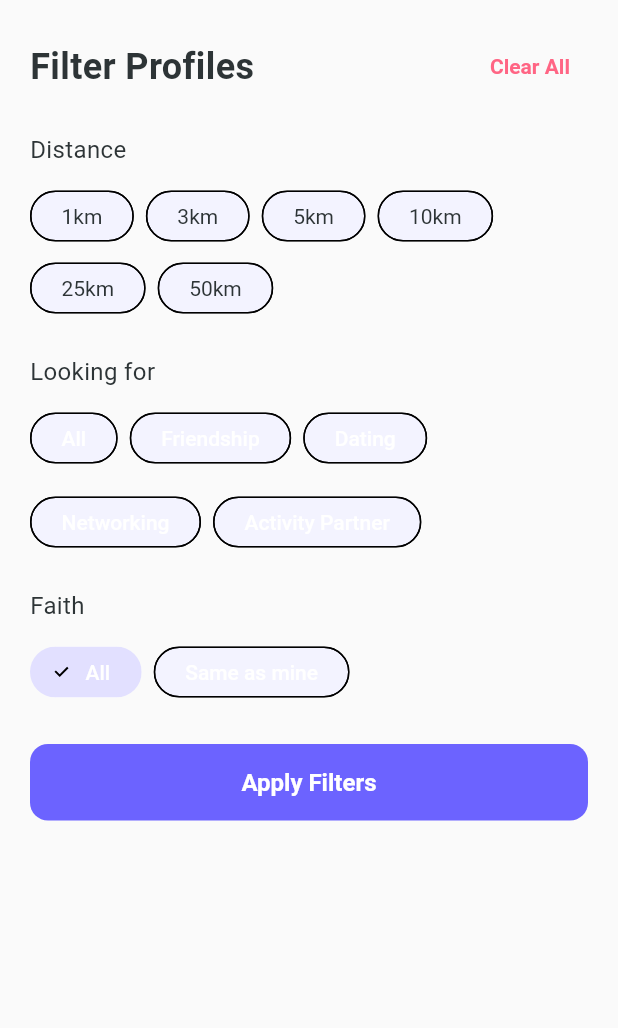
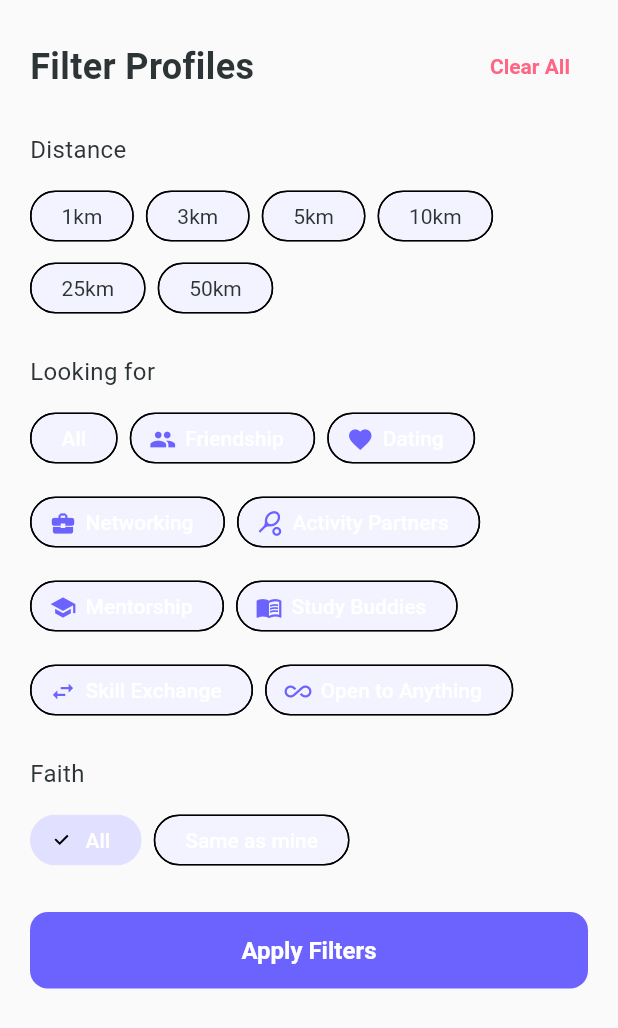
Before and after one commit to benardgomashie/Nexa, a Flutter app: the DiscoveryFilterSheet widget shown alone on an empty page, opened directly with empty values, on a phone screen of 412 x 824 dp. Shown: the top 1028 px of the screen. Run offline on Flutter 3.47's test engine with Material 3 defaults, Android fonts, the light colour scheme and no system bars; our stand-ins replace cached_network_image, dio, flutter_login, flutter_riverpod, flutter_secure_storage, geolocator and 3 more; accounts and stored records are empty; network calls fail; Roboto replaces fonts that are missing (SF Pro Display).

Commit message:
feat: Add intent icons and 'Open to Anything' intent option

```diff
--- a/frontend/lib/widgets/discovery_filter_sheet.dart
+++ b/frontend/lib/widgets/discovery_filter_sheet.dart
@@ -3,12 +3,16 @@ import 'package:flutter_riverpod/flutter_riverpod.dart';
 import '../config/theme.dart';
 import '../providers/discovery_provider.dart';
 
-/// Available intent options
-const List<String> _intentOptions = [
-  'Friendship',
-  'Dating',
-  'Networking',
-  'Activity Partner',
+/// Available intent options with icons
+const List<Map<String, dynamic>> _intentOptions = [
+  {'name': 'Friendship', 'icon': Icons.people},
+  {'name': 'Dating', 'icon': Icons.favorite},
+  {'name': 'Networking', 'icon': Icons.business_center},
+  {'name': 'Activity Partners', 'icon': Icons.sports_tennis},
+  {'name': 'Mentorship', 'icon': Icons.school},
+  {'name': 'Study Buddies', 'icon': Icons.menu_book},
+  {'name': 'Skill Exchange', 'icon': Icons.swap_horiz},
+  {'name': 'Open to Anything', 'icon': Icons.all_inclusive},
 ];
 
 /// Discovery filter bottom sheet
@@ -130,13 +134,16 @@ class _DiscoveryFilterSheetState extends ConsumerState<DiscoveryFilterSheet> {
                 selectedColor: AppTheme.primaryColor.withOpacity(0.2),
               ),
               ..._intentOptions.map((intent) {
-                final isSelected = _selectedIntent == intent;
+                final name = intent['name'] as String;
+                final icon = intent['icon'] as IconData;
+                final isSelected = _selectedIntent == name;
                 return FilterChip(
-                  label: Text(intent),
+                  avatar: Icon(icon, size: 18),
+                  label: Text(name),
                   selected: isSelected,
                   onSelected: (selected) {
                     setState(() {
-                      _selectedIntent = selected ? intent : null;
+                      _selectedIntent = selected ? name : null;
                     });
                   },
                   selectedColor: AppTheme.primaryColor.withOpacity(0.2),
```
Also changed, not shown: frontend/lib/screens/discover/discovery_screen.dart (+33 -2 lines), 1 other file.
